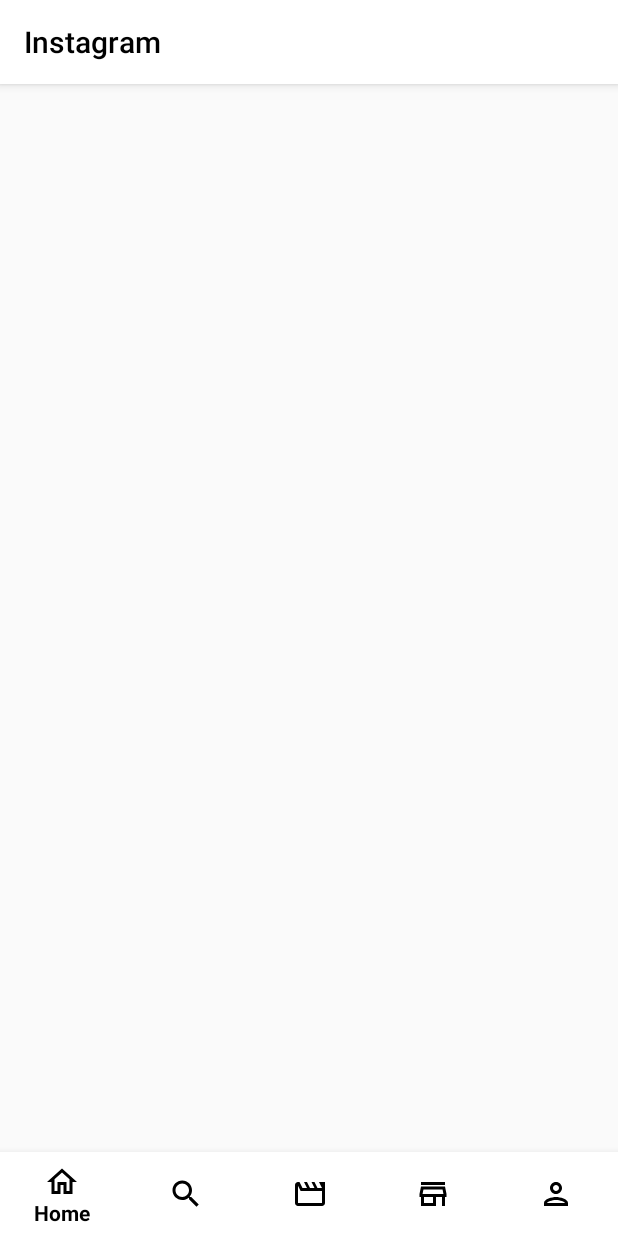
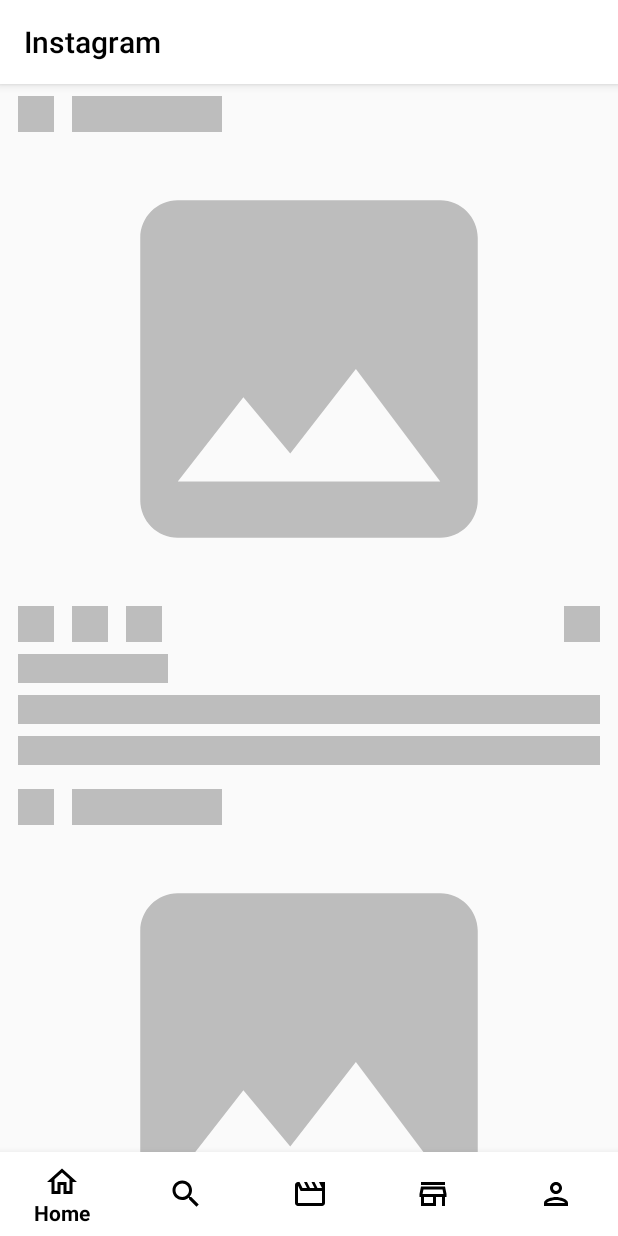
Before and after one commit to rylderoliveira/Instagram-Clone, an Android app: the screen it shows after launch (MainActivity), on a phone screen of 412 x 824 dp. Run offline under Robolectric (Android 15) with nearby library versions, the phone set to English and light mode, and no system bars; our stand-ins replace Shimmer.

Commit message:
:sparkles: add shimmer

```diff
--- /dev/null
+++ b/app/src/main/res/drawable/ic_placehholder_image.xml
@@ -0,0 +1,5 @@
+<vector android:height="24dp" android:tint="@color/gray_300"
+    android:viewportHeight="24" android:viewportWidth="24"
+    android:width="24dp" xmlns:android="http://schemas.android.com/apk/res/android">
+    <path android:fillColor="@android:color/white" android:pathData="M21,19V5c0,-1.1 -0.9,-2 -2,-2H5c-1.1,0 -2,0.9 -2,2v14c0,1.1 0.9,2 2,2h14c1.1,0 2,-0.9 2,-2zM8.5,13.5l2.5,3.01L14.5,12l4.5,6H5l3.5,-4.5z"/>
+</vector>
--- a/app/src/main/res/layout/fragment_home.xml
+++ b/app/src/main/res/layout/fragment_home.xml
@@ -1,10 +1,30 @@
 <?xml version="1.0" encoding="utf-8"?>
-<FrameLayout xmlns:android="http://schemas.android.com/apk/res/android"
+<LinearLayout xmlns:android="http://schemas.android.com/apk/res/android"
     xmlns:tools="http://schemas.android.com/tools"
     android:layout_width="match_parent"
     android:layout_height="match_parent"
+    android:orientation="vertical"
     xmlns:app="http://schemas.android.com/apk/res-auto"
     tools:context=".ui.home.HomeFragment">
+
+    <com.facebook.shimmer.ShimmerFrameLayout
+        android:id="@+id/shimmer_home"
+        android:layout_width="match_parent"
+        android:layout_height="match_parent"
+        app:shimmer_auto_start="true">
+
+        <LinearLayout
+            android:layout_width="match_parent"
+            android:layout_height="match_parent"
+            android:orientation="vertical">
+
+            <include layout="@layout/placeholder_home"/>
+            <include layout="@layout/placeholder_home"/>
+            <include layout="@layout/placeholder_home"/>
+
+        </LinearLayout>
+
+    </com.facebook.shimmer.ShimmerFrameLayout>
 
     <androidx.recyclerview.widget.RecyclerView
         android:id="@+id/recycler_view_home_posts"
@@ -14,4 +34,4 @@
         tools:listitem="@layout/item_post_home"
         android:layout_height="match_parent"/>
 
-</FrameLayout>
+</LinearLayout>
--- /dev/null
+++ b/app/src/main/res/layout/placeholder_home.xml
@@ -0,0 +1,111 @@
+<?xml version="1.0" encoding="utf-8"?>
+<androidx.constraintlayout.widget.ConstraintLayout xmlns:android="http://schemas.android.com/apk/res/android"
+    xmlns:app="http://schemas.android.com/apk/res-auto"
+    xmlns:tools="http://schemas.android.com/tools"
+    android:layout_width="match_parent"
+    android:layout_height="wrap_content">
+
+    <TextView
+        android:id="@+id/image_view_post_profile_placeholder"
+        android:layout_width="@dimen/width_small"
+        android:layout_height="@dimen/height_small"
+        android:layout_marginHorizontal="@dimen/margin_default_horizontal"
+        android:layout_marginVertical="@dimen/margin_default_vertical"
+        android:background="@color/gray_300"
+        app:layout_constraintStart_toStartOf="parent"
+        app:layout_constraintTop_toTopOf="parent" />
+
+    <TextView
+        android:id="@+id/text_view_post_owner_placeholder"
+        android:layout_width="100dp"
+        android:layout_height="24dp"
+        android:layout_marginHorizontal="@dimen/margin_default_horizontal"
+        android:layout_marginVertical="@dimen/margin_default_vertical"
+        android:background="@color/gray_300"
+        app:layout_constraintBottom_toBottomOf="@+id/image_view_post_profile_placeholder"
+        app:layout_constraintStart_toEndOf="@+id/image_view_post_profile_placeholder"
+        app:layout_constraintTop_toTopOf="@+id/image_view_post_profile_placeholder" />
+
+    <ImageView
+        android:id="@+id/image_view_post_content_placeholder"
+        android:layout_width="300dp"
+        android:layout_height="300dp"
+        android:layout_marginVertical="@dimen/margin_default_vertical"
+        android:src="@drawable/ic_placehholder_image"
+        app:layout_constraintEnd_toEndOf="parent"
+        app:layout_constraintStart_toStartOf="parent"
+        app:layout_constraintTop_toBottomOf="@id/image_view_post_profile_placeholder"
+        tools:ignore="ImageContrastCheck" />
+
+    <TextView
+        android:id="@+id/image_button_like_placeholder"
+        android:layout_width="@dimen/width_small"
+        android:layout_height="@dimen/height_small"
+        android:layout_marginHorizontal="@dimen/margin_default_horizontal"
+        android:layout_marginVertical="@dimen/margin_default_vertical"
+        android:background="@color/gray_300"
+        app:layout_constraintStart_toStartOf="parent"
+        app:layout_constraintTop_toBottomOf="@id/image_view_post_content_placeholder" />
+
+    <TextView
+        android:id="@+id/image_button_comments_placeholder"
+        android:layout_width="@dimen/width_small"
+        android:layout_height="@dimen/height_small"
+        android:layout_marginHorizontal="@dimen/margin_default_horizontal"
+        android:layout_marginVertical="@dimen/margin_default_vertical"
+        android:background="@color/gray_300"
+        app:layout_constraintStart_toEndOf="@id/image_button_like_placeholder"
+        app:layout_constraintTop_toBottomOf="@id/image_view_post_content_placeholder" />
+
+    <TextView
+        android:id="@+id/image_button_send_placeholder"
+        android:layout_width="@dimen/width_small"
+        android:layout_height="@dimen/height_small"
+        android:layout_marginHorizontal="@dimen/margin_default_horizontal"
+        android:layout_marginVertical="@dimen/margin_default_vertical"
+        android:background="@color/gray_300"
+        app:layout_constraintStart_toEndOf="@id/image_button_comments_placeholder"
+        app:layout_constraintTop_toBottomOf="@id/image_view_post_content_placeholder" />
+
+    <TextView
+        android:id="@+id/image_button_save_placeholder"
+        android:layout_width="@dimen/width_small"
+        android:layout_height="@dimen/height_small"
+        android:layout_marginHorizontal="@dimen/margin_default_horizontal"
+        android:layout_marginVertical="@dimen/margin_default_vertical"
+        android:background="@color/gray_300"
+        app:layout_constraintEnd_toEndOf="parent"
+        app:layout_constraintTop_toBottomOf="@id/image_view_post_content_placeholder" />
+
+    <TextView
+        android:id="@+id/text_view_likes_count_placeholder"
+        android:layout_width="100dp"
+        android:layout_height="wrap_content"
+        android:layout_marginHorizontal="@dimen/margin_default_horizontal"
+        android:layout_marginVertical="@dimen/margin_default_vertical"
+        android:background="@color/gray_300"
+        app:layout_constraintStart_toStartOf="parent"
+        app:layout_constraintTop_toBottomOf="@id/image_button_like_placeholder" />
+
+    <TextView
+        android:id="@+id/text_view_description_placeholder"
+        android:layout_width="match_parent"
+        android:layout_height="wrap_content"
+        android:layout_marginHorizontal="@dimen/margin_default_horizontal"
+        android:layout_marginVertical="@dimen/margin_default_vertical"
+        android:background="@color/gray_300"
+        app:layout_constraintStart_toStartOf="parent"
+        app:layout_constraintTop_toBottomOf="@id/text_view_likes_count_placeholder" />
+
+    <TextView
+        android:id="@+id/text_view_show_all_comments_placeholder"
+        android:layout_width="match_parent"
+        android:layout_height="wrap_content"
+        android:layout_marginHorizontal="@dimen/margin_default_horizontal"
+        android:layout_marginVertical="@dimen/margin_default_vertical"
+        android:background="@color/gray_300"
+        app:layout_constraintBottom_toBottomOf="parent"
+        app:layout_constraintStart_toStartOf="parent"
+        app:layout_constraintTop_toBottomOf="@id/text_view_description_placeholder" />
+
+</androidx.constraintlayout.widget.ConstraintLayout>
--- a/app/src/main/res/values-night/themes.xml
+++ b/app/src/main/res/values-night/themes.xml
@@ -14,7 +14,7 @@
         <!-- Customize your theme here. -->
         <item name="actionBarStyle">@style/MyActionBar</item>
         <item name="bottomNavigationStyle">@style/MyBottomNavigation</item>
-        <item name="android:backgroundTint">@color/black</item>
+        <item name="android:background">@color/black</item>
         <item name="iconColor">@color/white</item>
     </style>
 
--- a/app/src/main/res/values/colors.xml
+++ b/app/src/main/res/values/colors.xml
@@ -7,4 +7,7 @@
     <color name="teal_700">#FF018786</color>
     <color name="black">#FF000000</color>
     <color name="white">#FFFFFFFF</color>
+    <color name="gray_500">#888888</color>
+    <color name="gray_700">#5E5E5E</color>
+    <color name="gray_300">#BDBDBD</color>
 </resources>
```
